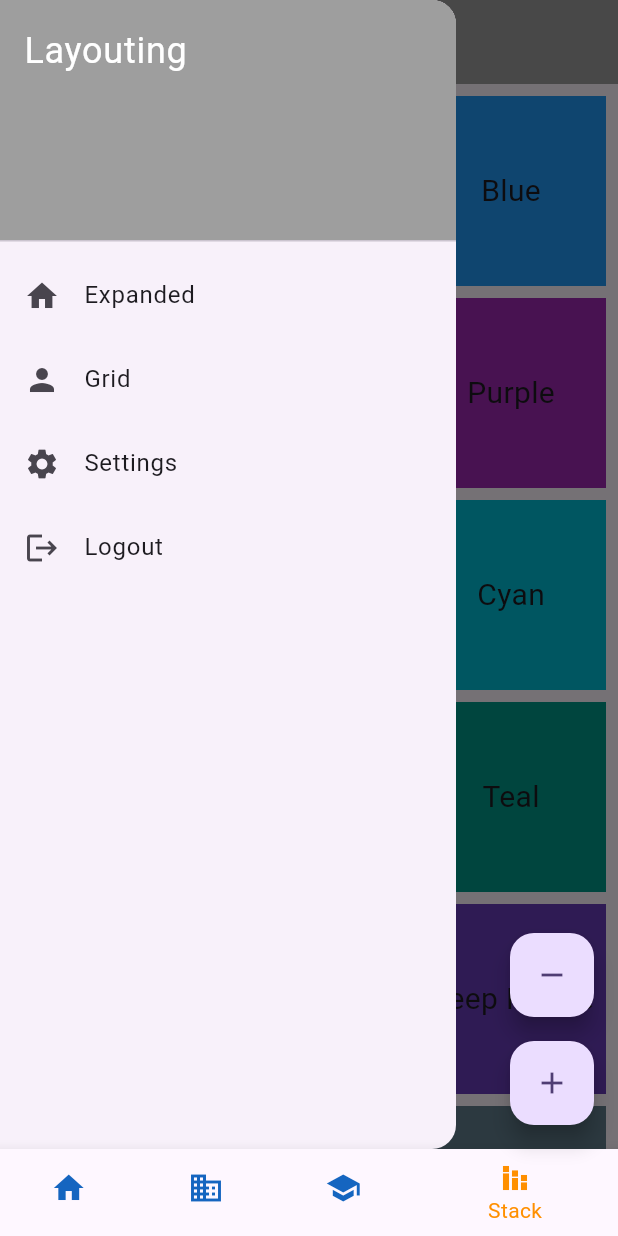
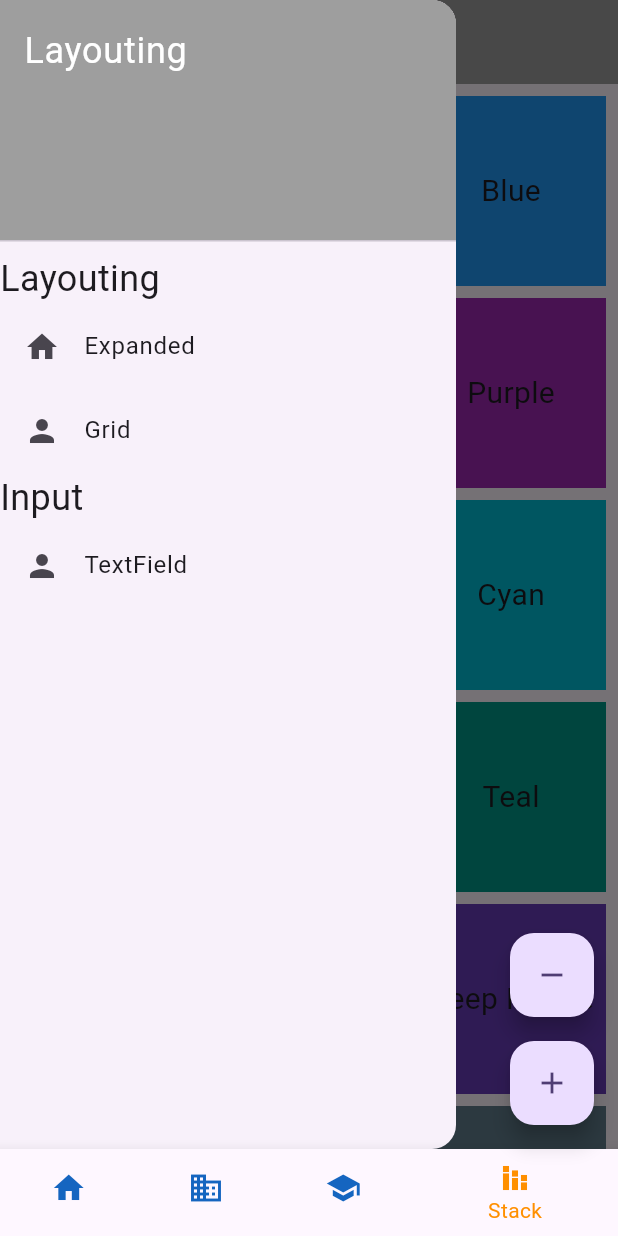
Before and after one commit to Habibieproject/ppkd_b_1, a Flutter app: the screen it shows after launch, item 4 of the bottom bar chosen, with the side drawer open, on a phone screen of 412 x 824 dp. Run offline on Flutter 3.47's test engine with Material 3 defaults, Android fonts, the light colour scheme and no system bars.

Commit message:
Input : Textfield

```diff
--- a/lib/views/main/stack/profile_screen.dart
+++ b/lib/views/main/stack/profile_screen.dart
@@ -1,7 +1,8 @@
 import 'package:flutter/material.dart';
 import 'package:ppkd_b_1/data/grid_data.dart';
-import 'package:ppkd_b_1/views/main/stack/widgets/expanded.dart';
-import 'package:ppkd_b_1/views/main/stack/widgets/gridview.dart';
+import 'package:ppkd_b_1/views/main/stack/widgets/input/textfield.dart';
+import 'package:ppkd_b_1/views/main/stack/widgets/layouting/expanded.dart';
+import 'package:ppkd_b_1/views/main/stack/widgets/layouting/gridview.dart';
 
 class ProfileScreen extends StatefulWidget {
   const ProfileScreen({super.key});
@@ -42,6 +43,7 @@ class _ProfileScreenState extends State<ProfileScreen> {
                 ),
               ),
             ),
+            titleConst("Layouting"),
             ListTile(
               leading: Icon(Icons.home),
               title: Text('Expanded'),
@@ -56,18 +58,12 @@ class _ProfileScreenState extends State<ProfileScreen> {
                 _onItemTapped('Grid');
               },
             ),
+           titleConst("Input"),
             ListTile(
-              leading: Icon(Icons.settings),
-              title: Text('Settings'),
+              leading: Icon(Icons.person),
+              title: Text('TextField'),
               onTap: () {
-                _onItemTapped('Settings');
-              },
-            ),
-            ListTile(
-              leading: Icon(Icons.logout),
-              title: Text('Logout'),
-              onTap: () {
-                _onItemTapped('Logout');
+                _onItemTapped('TextField');
               },
             ),
           ],
@@ -77,14 +73,16 @@ class _ProfileScreenState extends State<ProfileScreen> {
     );
   }
 
+  Text titleConst(String text) => Text(text, style: TextStyle(fontSize: 24));
+
   Widget _buildBody() {
     switch (_selectedItem) {
       case 'Expanded':
         return ExpandedScreen();
       case 'Grid':
         return GridviewScreen();
-      case 'Settings':
-        return Center(child: Text('Settings Screen', style: TextStyle(fontSize: 24)));
+      case 'TextField':
+        return TextFieldScreen();
       case 'Logout':
         return Center(child: Text('Logout Screen', style: TextStyle(fontSize: 24)));
       default:
--- a/lib/views/main/stack/widgets/expanded.dart
+++ b/lib/views/main/stack/widgets/layouting/expanded.dart
@@ -1,5 +1,5 @@
 import 'package:flutter/material.dart';
-import 'package:ppkd_b_1/views/main/stack/widgets/gridview.dart';
+import 'package:ppkd_b_1/views/main/stack/widgets/layouting/gridview.dart';
 
 class ExpandedScreen extends StatelessWidget {
   const ExpandedScreen({super.key});
```
Also changed, not shown: lib/views/main/stack/widgets/input/textfield.dart (added, +83 -0 lines), lib/views/main/stack/widgets/layouting/gridview.dart (renamed from lib/views/main/stack/widgets/gridview.dart).
